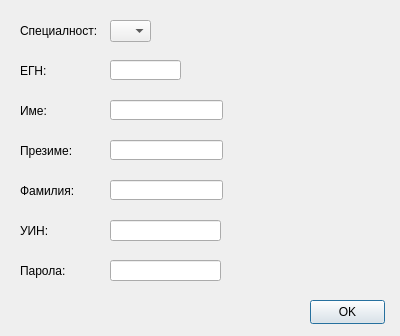
Old version of the form src/View/DoctorSettingsDialog/DoctorSettingsDialog.ui in the repository thefinalcutbg/DinoDent.
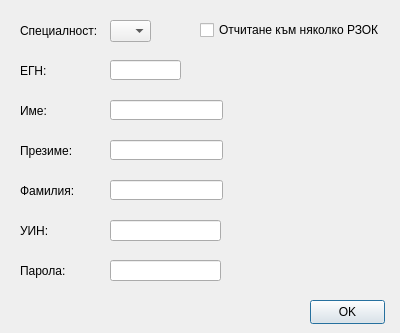
New version of the form. Custom widgets are drawn as their Qt base class.

Commit message: SettingsDialog unified buttonds

```diff
--- a/src/View/DoctorSettingsDialog/DoctorSettingsDialog.ui
+++ b/src/View/DoctorSettingsDialog/DoctorSettingsDialog.ui
@@ -7,7 +7,7 @@
     <x>0</x>
     <y>0</y>
     <width>400</width>
-    <height>336</height>
+    <height>333</height>
    </rect>
   </property>
   <property name="sizePolicy">
@@ -246,6 +246,19 @@
     <string>Презиме:</string>
    </property>
   </widget>
+  <widget class="QCheckBox" name="severalRHIFcheck">
+   <property name="geometry">
+    <rect>
+     <x>200</x>
+     <y>20</y>
+     <width>191</width>
+     <height>20</height>
+    </rect>
+   </property>
+   <property name="text">
+    <string>Отчитане към няколко РЗОК</string>
+   </property>
+  </widget>
  </widget>
  <layoutdefault spacing="6" margin="11"/>
  <customwidgets>
```
The commit also changes 51 other files.
